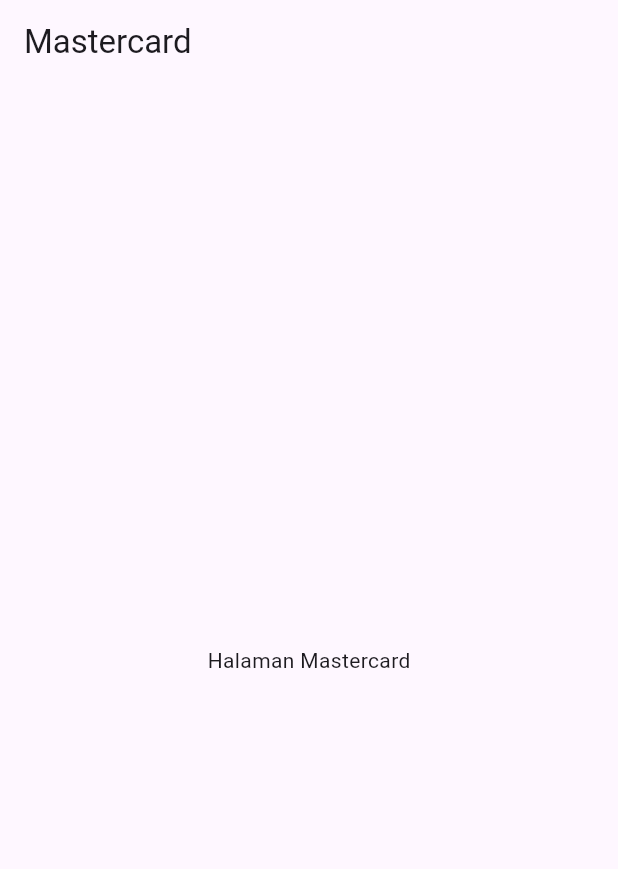
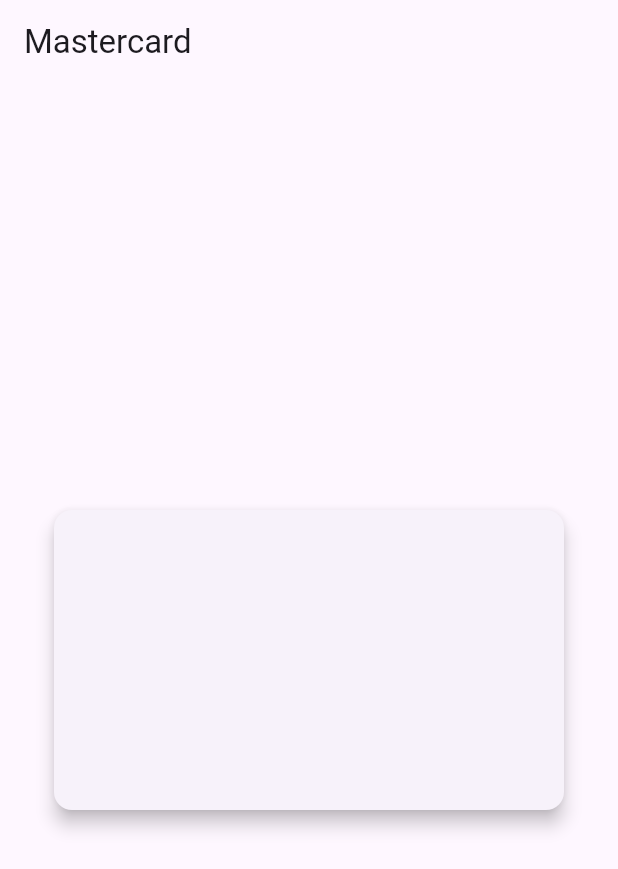
Before and after one commit to DavidDSaputra/week8, a Flutter app: the screen it shows after launch, on a phone screen of 412 x 824 dp. Shown: the top 869 px of the screen. Run offline on Flutter 3.47's test engine with Material 3 defaults, Android fonts, the phone set to English and light mode, and no system bars.

Commit message:
membuat card polos

```diff
--- a/lib/pages/mastercard.dart
+++ b/lib/pages/mastercard.dart
@@ -9,9 +9,16 @@ class MastercardPage extends StatelessWidget {
       appBar: AppBar(
         title: const Text("Mastercard"),
       ),
-      body: const Center(
-        child: Text("Halaman Mastercard"),
+     body: Center(
+      child: Card(
+        elevation: 5.0,
+        margin: const EdgeInsets.all(16.0),
+        child: Container(
+          width: 340,
+          height: 200,
+        ),
       ),
+    ),
     );
   }
 }
```
